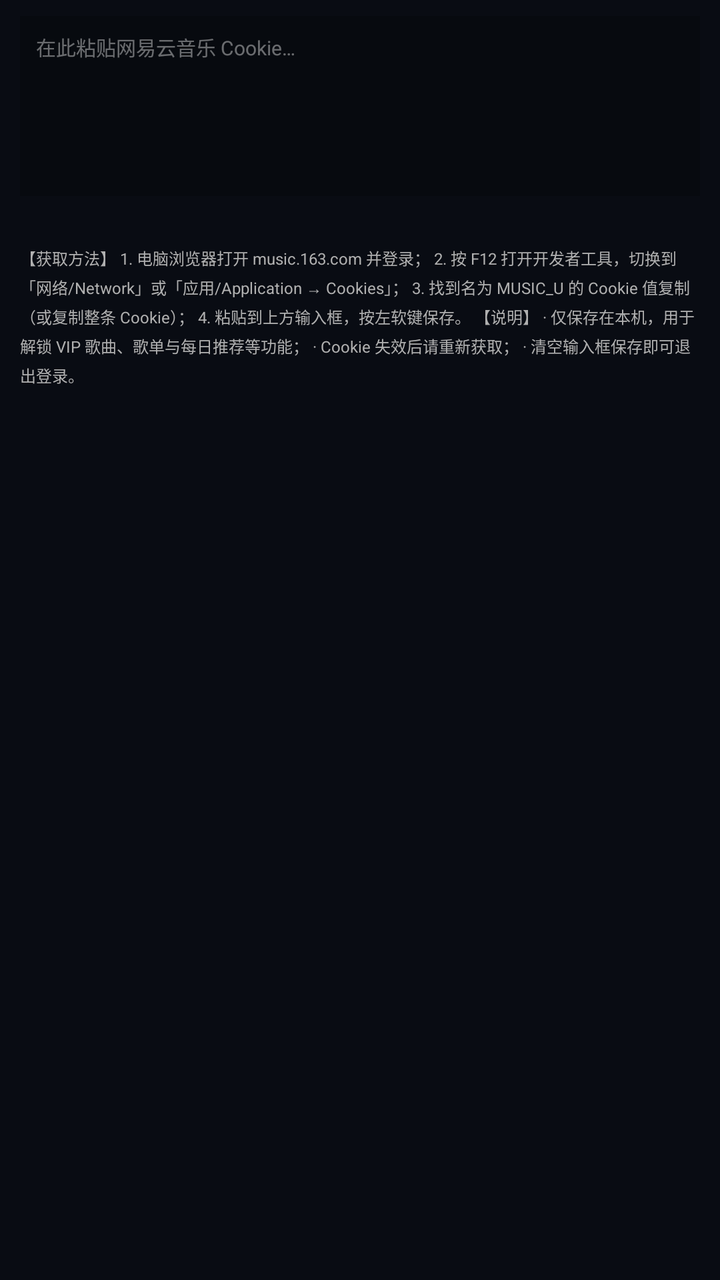
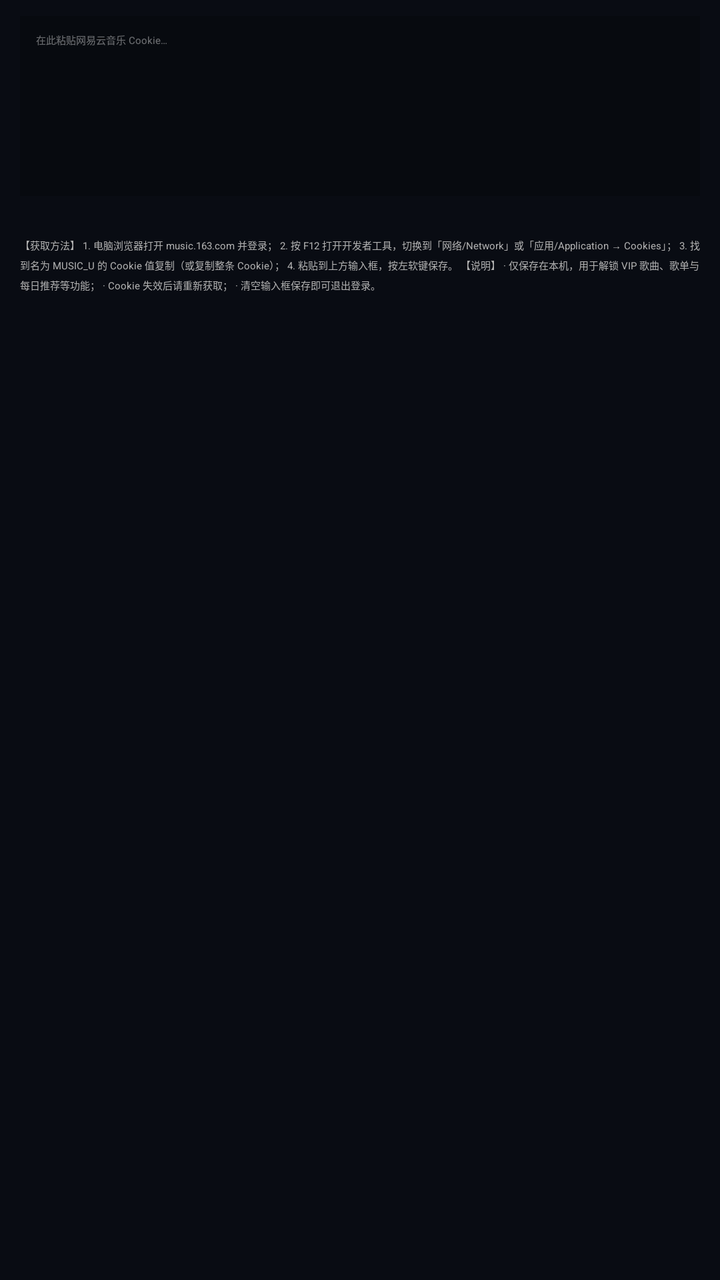

Two renders of the same Android screen: before a commit and after it. Below are the layout's source before the change and the commit's diff.
<!-- AndroidManifest.xml: application theme Theme.KeydroidX.Music -->
<!-- res/layout/activity_cookie_settings.xml -->
<ScrollView
    xmlns:android="http://schemas.android.com/apk/res/android"
    android:layout_width="match_parent"
    android:layout_height="match_parent"
    android:background="@color/music_dark_bg"
    android:scrollbars="none">

    <LinearLayout
        android:layout_width="match_parent"
        android:layout_height="wrap_content"
        android:orientation="vertical"
        android:paddingLeft="10dp"
        android:paddingRight="10dp"
        android:paddingTop="8dp"
        android:paddingBottom="12dp">

        
        
        
        <EditText
            android:id="@+id/et_cookie_input"
            android:layout_width="match_parent"
            android:layout_height="wrap_content"
            android:minHeight="90dp"
            android:gravity="top"
            android:hint="在此粘贴网易云音乐 Cookie…"
            android:textColorHint="#66FFFFFF"
            android:textColor="@color/music_item_normal_text"
            android:textSize="10sp"
            android:inputType="textMultiLine"
            android:textIsSelectable="true"
            android:background="#33000000"
            android:padding="8dp" />

        <TextView
            android:id="@+id/tv_cookie_status"
            android:layout_width="match_parent"
            android:layout_height="wrap_content"
            android:layout_marginTop="4dp"
            android:textSize="8sp"
            android:textColor="@color/music_accent" />

        
        
        
        <TextView
            android:id="@+id/tv_cookie_help"
            android:layout_width="match_parent"
            android:layout_height="wrap_content"
            android:layout_marginTop="10dp"
            android:lineSpacingExtra="3dp"
            android:textSize="8sp"
            android:textColor="#B0B0B0"
            android:text="@string/cookie_settings_help" />

    </LinearLayout>
</ScrollView>
<!-- resources referenced by this layout -->
<resources>
  <color name="music_accent">#38BDF8</color>
  <color name="music_dark_bg">#090C13</color>
  <color name="music_item_normal_text">#FFFFFF</color>
  <string name="cookie_settings_help">【获取方法】
  1. 电脑浏览器打开 music.163.com 并登录；
  2. 按 F12 打开开发者工具，切换到「网络/Network」或「应用/Application → Cookies」；
  3. 找到名为 MUSIC_U 的 Cookie 值复制（或复制整条 Cookie）；
  4. 粘贴到上方输入框，按左软键保存。
  
  【说明】
  · 仅保存在本机，用于解锁 VIP 歌曲、歌单与每日推荐等功能；
  · Cookie 失效后请重新获取；
  · 清空输入框保存即可退出登录。</string>
  <style name="Theme.KeydroidX.Music" parent="Theme.NokiaKeyCore">
          <item name="android:windowNoTitle">true</item>
          <item name="android:windowBackground">@color/music_bg</item>
  
          
          <item name="android:windowDisablePreview">true</item>
          <item name="android:windowContentOverlay">@null</item>
      </style>
  <color name="music_bg">#090C13</color>
</resources>

<!-- the commit's change to res/layout/activity_cookie_settings.xml (unified diff, before → after) -->
@@ -26,7 +26,7 @@
             android:hint="在此粘贴网易云音乐 Cookie…"
             android:textColorHint="#66FFFFFF"
             android:textColor="@color/music_item_normal_text"
-            android:textSize="10sp"
+            android:textSize="@dimen/nokia_font_body"
             android:inputType="textMultiLine"
             android:textIsSelectable="true"
             android:background="#33000000"
@@ -37,7 +37,7 @@
             android:layout_width="match_parent"
             android:layout_height="wrap_content"
             android:layout_marginTop="4dp"
-            android:textSize="8sp"
+            android:textSize="@dimen/nokia_font_caption"
             android:textColor="@color/music_accent" />
 
         
@@ -49,7 +49,7 @@
             android:layout_height="wrap_content"
             android:layout_marginTop="10dp"
             android:lineSpacingExtra="3dp"
-            android:textSize="8sp"
+            android:textSize="@dimen/nokia_font_caption"
             android:textColor="#B0B0B0"
             android:text="@string/cookie_settings_help" />
 
